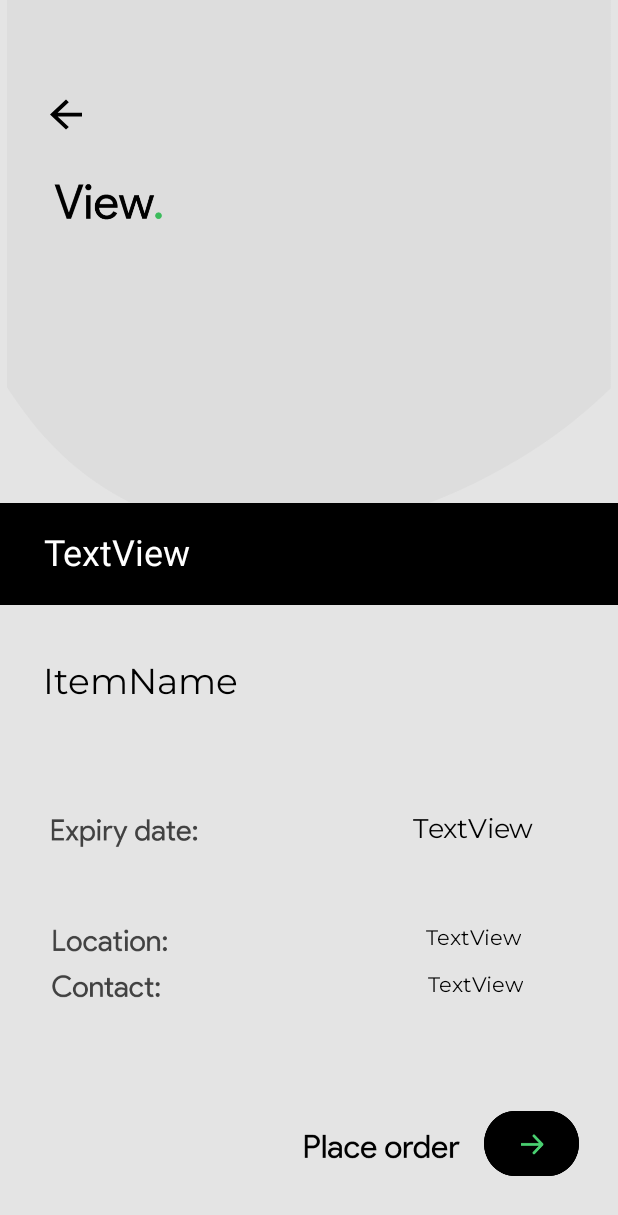
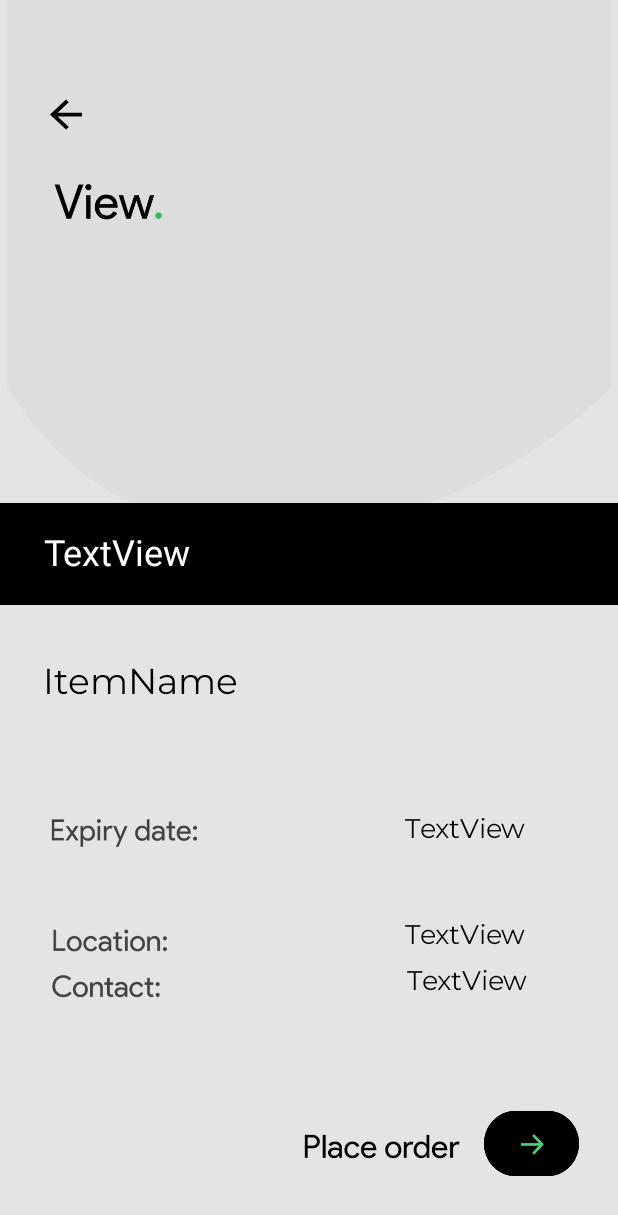
Before and after one commit to roshomon22/Foodxapp, an Android app: the layout activity_view.xml on its own in the app's theme, with its tools: preview values and no code run, on a phone screen of 412 x 824 dp. Shown: the top 1215 px of the screen. Run offline under Robolectric (Android 15) with nearby library versions, the phone set to English and light mode, and no system bars.

```diff
--- a/app/src/main/res/layout/activity_view.xml
+++ b/app/src/main/res/layout/activity_view.xml
@@ -144,6 +144,7 @@
         android:fontFamily="@font/montserrat"
         android:text="TextView"
         android:textColor="@color/design_default_color_on_secondary"
+        android:textSize="18sp"
         app:layout_constraintBottom_toBottomOf="parent"
         app:layout_constraintEnd_toEndOf="parent"
         app:layout_constraintHorizontal_bias="0.815"
@@ -162,7 +163,7 @@
         android:textSize="18sp"
         app:layout_constraintBottom_toBottomOf="parent"
         app:layout_constraintEnd_toEndOf="parent"
-        app:layout_constraintHorizontal_bias="0.831"
+        app:layout_constraintHorizontal_bias="0.815"
         app:layout_constraintStart_toStartOf="parent"
         app:layout_constraintTop_toTopOf="parent"
         app:layout_constraintVertical_bias="0.679" />
@@ -175,6 +176,7 @@
         android:fontFamily="@font/montserrat"
         android:text="TextView"
         android:textColor="@color/design_default_color_on_secondary"
+        android:textSize="18sp"
         app:layout_constraintBottom_toBottomOf="parent"
         app:layout_constraintEnd_toEndOf="parent"
         app:layout_constraintHorizontal_bias="0.818"
```
